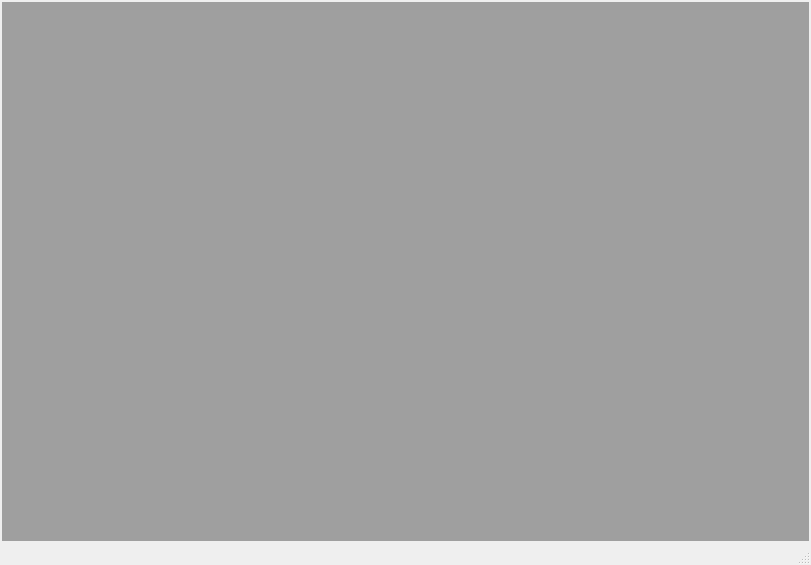
The window that mainwindow.ui (albert-sergeev/FinLoader) describes before a commit, drawn with Qt 5.
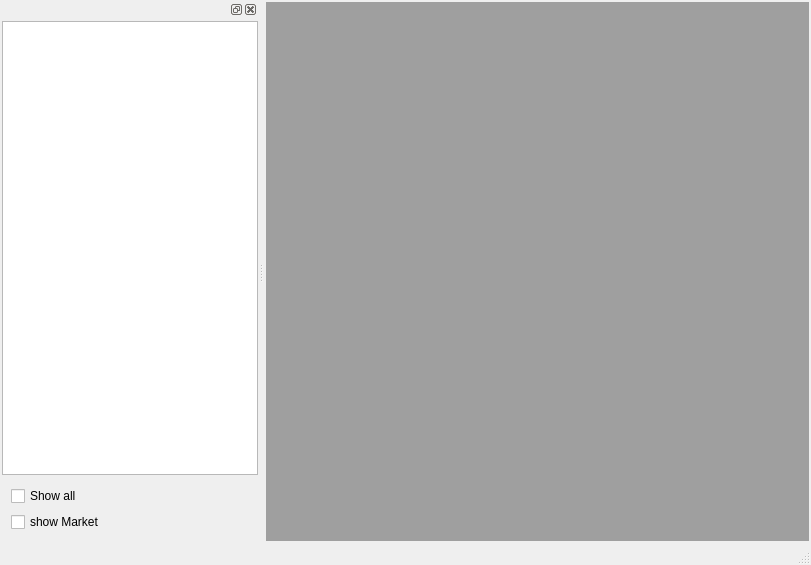
The same window after the commit.

Commit message: add dockbar for tickers

Diff of the .ui file:
```diff
--- a/mainwindow.ui
+++ b/mainwindow.ui
@@ -43,6 +43,53 @@
    </property>
   </widget>
   <widget class="QStatusBar" name="statusbar"/>
+  <widget class="QDockWidget" name="dkActiveTickers">
+   <attribute name="dockWidgetArea">
+    <number>1</number>
+   </attribute>
+   <widget class="QWidget" name="dockWidgetContents">
+    <layout class="QVBoxLayout" name="verticalLayout_2">
+     <property name="spacing">
+      <number>2</number>
+     </property>
+     <property name="leftMargin">
+      <number>2</number>
+     </property>
+     <property name="topMargin">
+      <number>2</number>
+     </property>
+     <property name="rightMargin">
+      <number>0</number>
+     </property>
+     <property name="bottomMargin">
+      <number>2</number>
+     </property>
+     <item>
+      <widget class="QTableView" name="tblTickersView"/>
+     </item>
+     <item>
+      <widget class="QWidget" name="widget" native="true">
+       <layout class="QVBoxLayout" name="verticalLayout">
+        <item>
+         <widget class="QCheckBox" name="checkBox">
+          <property name="text">
+           <string>Show all</string>
+          </property>
+         </widget>
+        </item>
+        <item>
+         <widget class="QCheckBox" name="checkBox_2">
+          <property name="text">
+           <string>show Market</string>
+          </property>
+         </widget>
+        </item>
+       </layout>
+      </widget>
+     </item>
+    </layout>
+   </widget>
+  </widget>
  </widget>
  <resources/>
  <connections/>
```
The commit also changes 1 other file.
